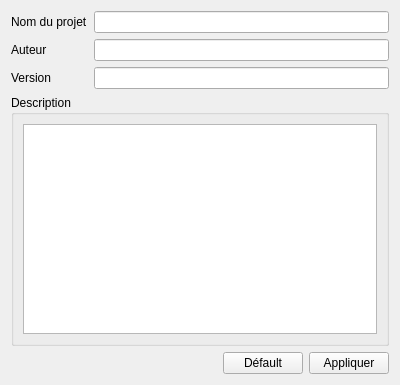
Old version of the form projects/ProjectManager/tabs/tabproject.ui in the repository darkFrancis/ProjectManager.
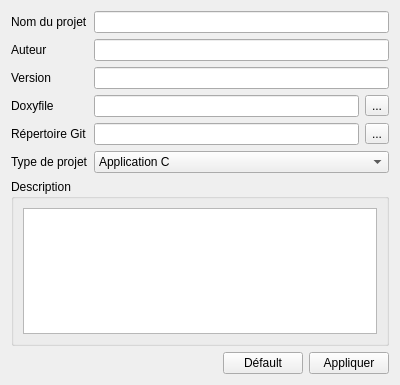
New version of the form.

Commit message: Add informations on project files

The edit to the form file:
```diff
--- a/projects/ProjectManager/tabs/tabproject.ui
+++ b/projects/ProjectManager/tabs/tabproject.ui
@@ -28,7 +28,7 @@
      </property>
     </widget>
    </item>
-   <item row="6" column="0" colspan="2">
+   <item row="8" column="0" colspan="2">
     <widget class="QGroupBox" name="groupBox">
      <property name="title">
       <string>Description</string>
@@ -40,7 +40,7 @@
      </layout>
     </widget>
    </item>
-   <item row="8" column="0" colspan="2">
+   <item row="10" column="0" colspan="2">
     <layout class="QHBoxLayout" name="horizontalLayout">
      <item>
       <spacer name="horizontalSpacer">
@@ -87,6 +87,97 @@
      </property>
     </widget>
    </item>
+   <item row="5" column="0">
+    <widget class="QLabel" name="label_doxyfile">
+     <property name="text">
+      <string>Doxyfile</string>
+     </property>
+    </widget>
+   </item>
+   <item row="5" column="1">
+    <layout class="QHBoxLayout" name="horizontalLayout_2">
+     <item>
+      <widget class="QLineEdit" name="lineEdit_doxyfile">
+       <property name="readOnly">
+        <bool>true</bool>
+       </property>
+      </widget>
+     </item>
+     <item>
+      <widget class="QToolButton" name="toolButton_doxyfile">
+       <property name="text">
+        <string>...</string>
+       </property>
+      </widget>
+     </item>
+    </layout>
+   </item>
+   <item row="6" column="0">
+    <widget class="QLabel" name="label_git">
+     <property name="text">
+      <string>Répertoire Git</string>
+     </property>
+    </widget>
+   </item>
+   <item row="6" column="1">
+    <layout class="QHBoxLayout" name="horizontalLayout_3">
+     <item>
+      <widget class="QLineEdit" name="lineEdit_git">
+       <property name="readOnly">
+        <bool>true</bool>
+       </property>
+      </widget>
+     </item>
+     <item>
+      <widget class="QToolButton" name="toolButton_git">
+       <property name="text">
+        <string>...</string>
+       </property>
+      </widget>
+     </item>
+    </layout>
+   </item>
+   <item row="7" column="0">
+    <widget class="QLabel" name="label_projectType">
+     <property name="text">
+      <string>Type de projet</string>
+     </property>
+    </widget>
+   </item>
+   <item row="7" column="1">
+    <widget class="QComboBox" name="comboBox_projectType">
+     <item>
+      <property name="text">
+       <string>Application C</string>
+      </property>
+     </item>
+     <item>
+      <property name="text">
+       <string>Application C++</string>
+      </property>
+     </item>
+     <item>
+      <property name="text">
+       <string>Librairie Statique C</string>
+      </property>
+     </item>
+     <item>
+      <property name="text">
+       <string>Librairie Statique C++</string>
+      </property>
+     </item>
+     <item>
+      <property name="text">
+       <string>Librairie Dynamique C</string>
+      </property>
+     </item>
+     <item>
+      <property name="text">
+       <string>Librairie Dynamique C++</string>
+      </property>
+     </item>
+    </widget>
+   </item>
   </layout>
  </widget>
  <resources/>
```
The commit also changes 16 other files.
